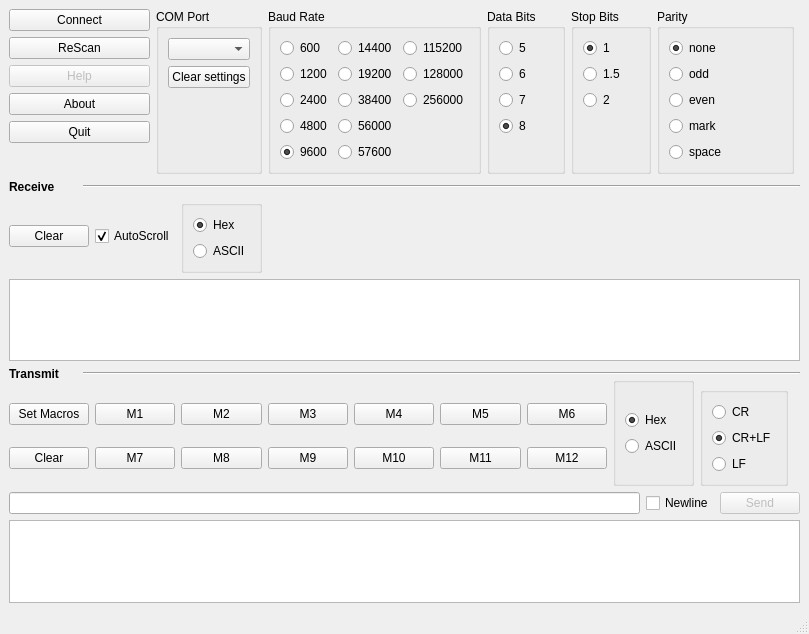
First picture: the form in ui/terminal.ui, repository marker5a/EasyTerm, before the edit.
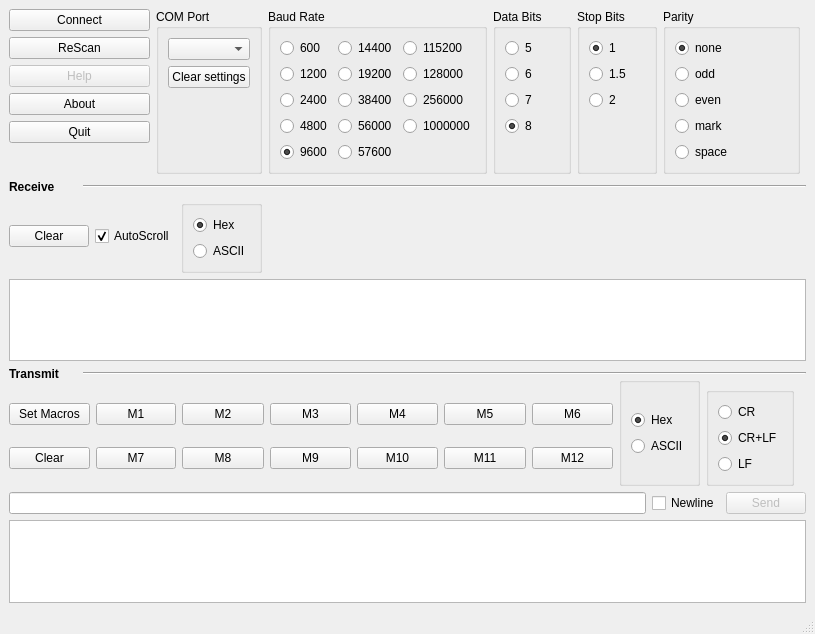
Second picture: the form after the edit. Icons and pictures are not drawn.

Commit message: Add an option for 1Meg baud Add option the qmake to hide the command line terminal window

```diff
--- a/ui/terminal.ui
+++ b/ui/terminal.ui
@@ -263,6 +263,13 @@
          </property>
         </widget>
        </item>
+	   <item row="3" column="2">
+        <widget class="QRadioButton" name="baud_1000000_radio">
+         <property name="text">
+          <string>1000000</string>
+         </property>
+        </widget>
+       </item>
       </layout>
      </widget>
     </item>
```
The commit also changes 2 other files.
